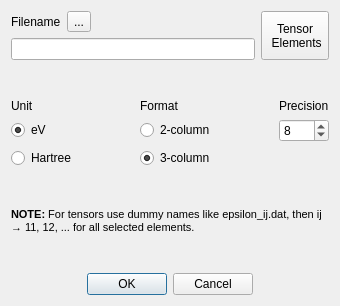
Qt form elkoa/gui/SaveTab.ui (PandaScience/ElkOpticsAnalyzer) before a commit.
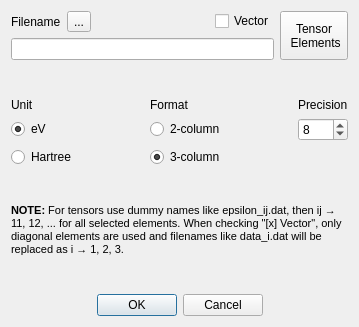
The same form after that commit.

Commit message:
Add vector option for plot and write
- Add custom functions to write and plot vectors
- Abuse tensor data states for vectors by using only diagonal elements
- Adapt save and tensor elements dialog
- Add key in conversion dict indicating if output is vector or tensor
- Add attribute "isVector" in tabData to indicate if data is vector
- Make dummy filename replacements less prone to errors
- Change tab immediately to newly added one after conversion

What changed in the file:
```diff
--- a/elkoa/gui/SaveTab.ui
+++ b/elkoa/gui/SaveTab.ui
@@ -6,8 +6,8 @@
    <rect>
     <x>0</x>
     <y>0</y>
-    <width>340</width>
-    <height>306</height>
+    <width>359</width>
+    <height>327</height>
    </rect>
   </property>
   <property name="windowTitle">
@@ -43,7 +43,7 @@
    <item row="8" column="0">
     <widget class="QLabel" name="labelNote">
      <property name="text">
-      <string>&lt;html&gt;&lt;head/&gt;&lt;body&gt;&lt;p&gt;&lt;span style=&quot; font-size:8pt; font-weight:600;&quot;&gt;NOTE:&lt;/span&gt;&lt;span style=&quot; font-size:8pt;&quot;&gt; For tensors use dummy names like epsilon_ij.dat, then ij → 11, 12, ... for all selected elements.&lt;/span&gt;&lt;/p&gt;&lt;/body&gt;&lt;/html&gt;</string>
+      <string>&lt;html&gt;&lt;head/&gt;&lt;body&gt;&lt;p&gt;&lt;span style=&quot; font-size:8pt; font-weight:600;&quot;&gt;NOTE:&lt;/span&gt;&lt;span style=&quot; font-size:8pt;&quot;&gt; For tensors use dummy names like epsilon_ij.dat, then ij → 11, 12, ... for all selected elements. When checking &amp;quot;[x] Vector&amp;quot;, only diagonal elements are used and filenames like data_i.dat will be replaced as i → 1, 2, 3.&lt;/span&gt;&lt;/p&gt;&lt;/body&gt;&lt;/html&gt;</string>
      </property>
      <property name="wordWrap">
       <bool>true</bool>
@@ -100,6 +100,13 @@
          </property>
         </spacer>
        </item>
+       <item>
+        <widget class="QCheckBox" name="checkBoxVector">
+         <property name="text">
+          <string>Vector</string>
+         </property>
+        </widget>
+       </item>
       </layout>
      </item>
      <item row="0" column="1" rowspan="2">
```
The commit also changes 7 other files.
